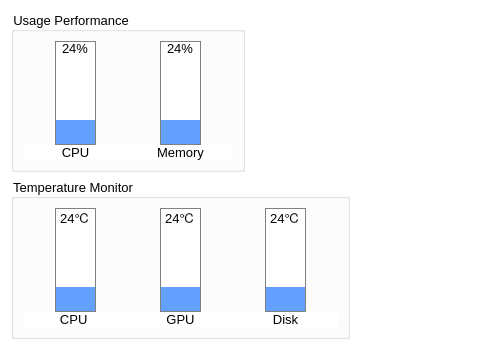
BurnellLiu/LiuProject, file BLHardwareScaner/BLHardwareScaner/Ui/TempManagement.ui: the form before one commit.
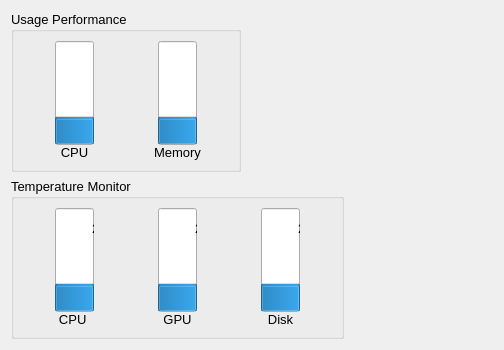
The form after the commit.

What changed in the file:
```diff
--- a/BLHardwareScaner/BLHardwareScaner/Ui/TempManagement.ui
+++ b/BLHardwareScaner/BLHardwareScaner/Ui/TempManagement.ui
@@ -14,7 +14,7 @@
    <string>Form</string>
   </property>
   <property name="styleSheet">
-   <string notr="true">background-color: rgb(255, 255, 255);</string>
+   <string notr="true"/>
   </property>
   <layout class="QFormLayout" name="formLayout">
    <item row="1" column="0">
@@ -72,14 +72,7 @@
                </font>
               </property>
               <property name="styleSheet">
-               <string notr="true">QProgressBar#progressBarCpuTemp
-{
-     border: 1px solid grey;
- }
-QProgressBar#progressBarCpuTemp::chunk 
-{
-     background-color: rgb(100, 160, 255);
- }</string>
+               <string notr="true"/>
               </property>
               <property name="value">
                <number>24</number>
@@ -169,14 +162,7 @@
                </font>
               </property>
               <property name="styleSheet">
-               <string notr="true">QProgressBar#progressBarGpuTemp
-{
-     border: 1px solid grey;
- }
-QProgressBar#progressBarGpuTemp::chunk 
-{
-     background-color: rgb(100, 160, 255);
- }</string>
+               <string notr="true"/>
               </property>
               <property name="value">
                <number>24</number>
@@ -263,14 +249,7 @@
                </font>
               </property>
               <property name="styleSheet">
-               <string notr="true">QProgressBar#progressBarDiskTemp
-{
-     border: 1px solid grey;
- }
-QProgressBar#progressBarDiskTemp::chunk 
-{
-     background-color: rgb(100, 160, 255);
- }</string>
+               <string notr="true"/>
               </property>
               <property name="value">
                <number>24</number>
@@ -379,14 +358,7 @@
                </font>
               </property>
               <property name="styleSheet">
-               <string notr="true">QProgressBar#progressBarCpuUsage 
-{
-     border: 1px solid grey;
- }
-QProgressBar#progressBarCpuUsage::chunk 
-{
-     background-color: rgb(100, 160, 255);
- }</string>
+               <string notr="true"/>
               </property>
               <property name="value">
                <number>24</number>
@@ -470,14 +442,7 @@
                </font>
               </property>
               <property name="styleSheet">
-               <string notr="true">QProgressBar#progressBarMemUsage 
-{
-     border: 1px solid grey;
- }
-QProgressBar#progressBarMemUsage::chunk 
-{
-     background-color: rgb(100, 160, 255);
- }</string>
+               <string notr="true"/>
               </property>
               <property name="value">
                <number>24</number>
```
